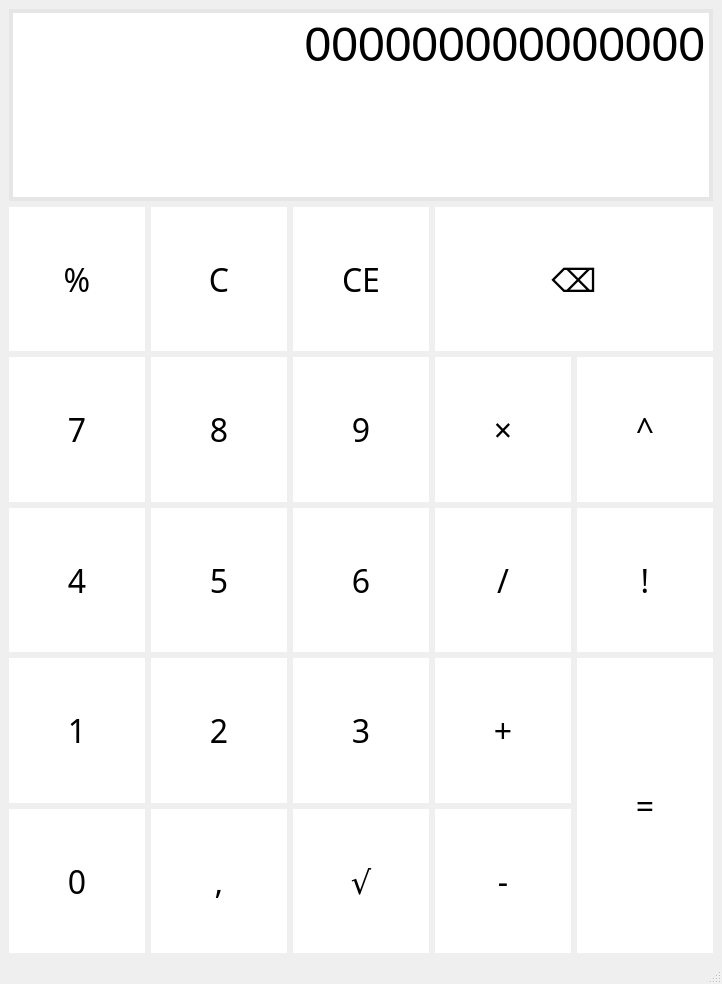
This is src/mainwindow.ui in vojone/dumdumCalc as Qt 5 draws it before an edit. The edited form follows.
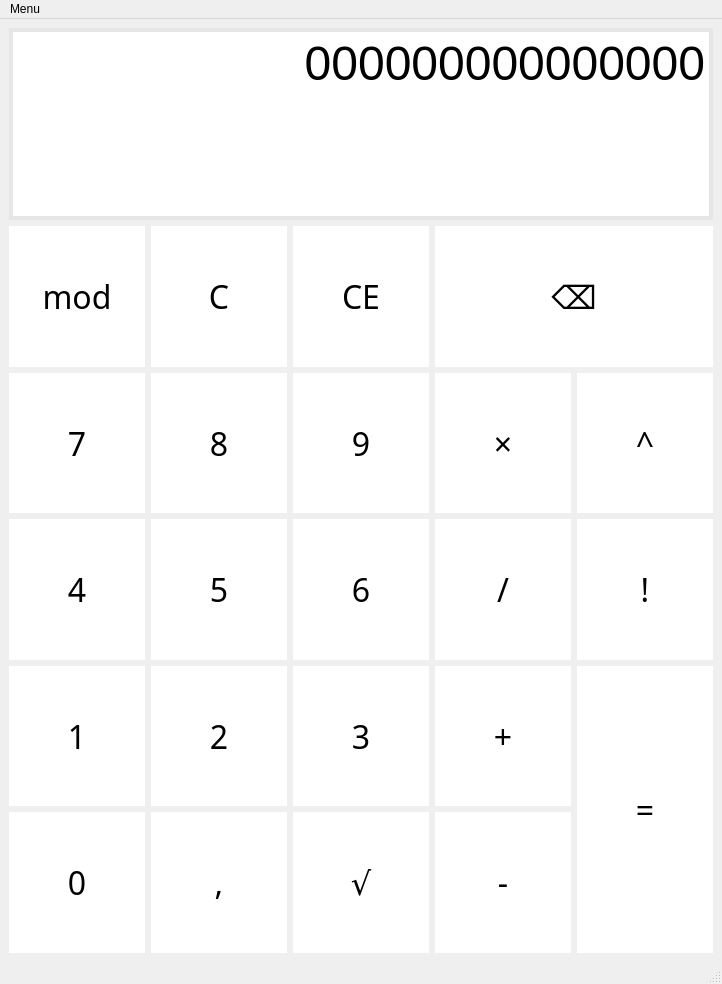
This is the edited form.

Commit message:
Added help window
Added files: helpwindow.h, helpwindow.cpp, helpwindow.ui
Made a simple window with text
Added top-left corner menu to show the help window
Changed the modulo pushButton text from "%" to "mod"

```diff
--- a/src/mainwindow.ui
+++ b/src/mainwindow.ui
@@ -897,7 +897,7 @@
          <locale language="English" country="UnitedStates"/>
         </property>
         <property name="text">
-         <string>%</string>
+         <string>mod</string>
         </property>
        </widget>
       </item>
@@ -1029,6 +1029,13 @@
      <height>26</height>
     </rect>
    </property>
+   <widget class="QMenu" name="menuMenu">
+    <property name="title">
+     <string>Menu</string>
+    </property>
+    <addaction name="actionHelp"/>
+   </widget>
+   <addaction name="menuMenu"/>
   </widget>
   <widget class="QStatusBar" name="statusbar"/>
  </widget>
```
Left out of the diff: 5 changed lines with no effect on the pictures. The commit also changes 7 other files.
